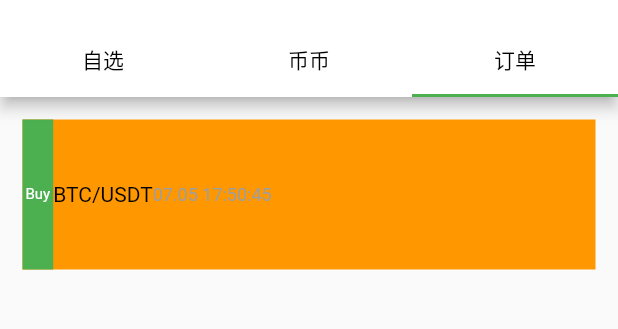
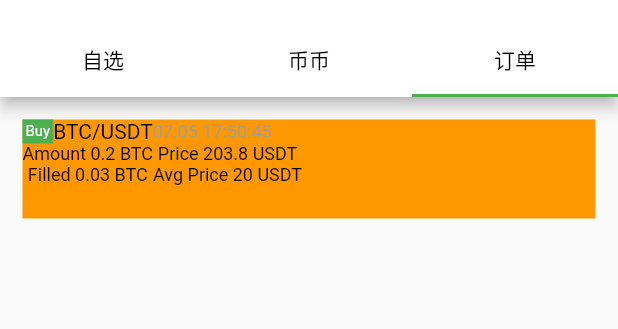
Before and after one commit to 156980441/flutter_demo, a Flutter app: the screen it shows after launch, tab 3 chosen, on a phone screen of 412 x 824 dp, the part 59-388 px from its top. Run offline on Flutter 3.47's test engine with Material 2 defaults, Android fonts, the phone set to English and light mode, and no system bars; our stand-ins replace flutter_native_web, flutter_swiper, fluttertoast, shared_preferences; missing offline and left inert: a package; generated files the repository leaves out were written again; network calls fail.

Commit message:
【提交类型】new 【修改内容】订单 UI 【影响范围】bb 【风险评估】low

```diff
--- a/flutter_news/lib/order/order_view.dart
+++ b/flutter_news/lib/order/order_view.dart
@@ -36,7 +36,9 @@ class _OrderViewState extends State<OrderView> {
       padding: const EdgeInsets.all(15.0),
       child: GestureDetector(
         child: Container(
-          child: Row(
+          child: Column(
+            children: <Widget>[
+              Row(
                 children: <Widget>[
                   Container(
                     padding: const EdgeInsets.all(2.0),
@@ -68,6 +70,55 @@ class _OrderViewState extends State<OrderView> {
                   ),
                 ],
               ),
+
+              Row(
+                children: <Widget>[
+                  Column(
+                    children: <Widget>[
+                      Align(
+                        alignment: Alignment.center,
+                        child: Text(
+                          'Amount ${_orders[index].amount}',
+                          textAlign: TextAlign.center,
+                          style: TextStyle(fontSize: 12, color: Colors.black),
+                        ),
+                      ),
+                      Align(
+                        alignment: Alignment.center,
+                        child: Text(
+                          'Filled ${_orders[index].filled}',
+                          textAlign: TextAlign.center,
+                          style: TextStyle(fontSize: 12, color: Colors.black),
+                        ),
+                      ),
+
+                    ],
+                  ),
+
+                  Column(
+                    children: <Widget>[
+                      Align(
+                        alignment: Alignment.center,
+                        child: Text(
+                          'Price ${_orders[index].price}',
+                          textAlign: TextAlign.center,
+                          style: TextStyle(fontSize: 12, color: Colors.black),
+                        ),
+                      ),
+                      Align(
+                        alignment: Alignment.center,
+                        child: Text(
+                          'Avg Price ${_orders[index].margin}',
+                          textAlign: TextAlign.center,
+                          style: TextStyle(fontSize: 12, color: Colors.black),
+                        ),
+                      ),
+                    ],
+                  ),
+                ],
+              ),
+            ],
+          ),
           width: MediaQuery.of(context).size.width,
           color: index % 2 == 0 ? Colors.orange : Colors.blueAccent,
           height: 130,
@@ -82,7 +133,7 @@ class _OrderViewState extends State<OrderView> {
         },
       ),
       width: MediaQuery.of(context).size.width,
-      height: 130,
+      height: 96,
     );
   }
 }
```
Lines whose indentation alone changed are shown as unchanged.
